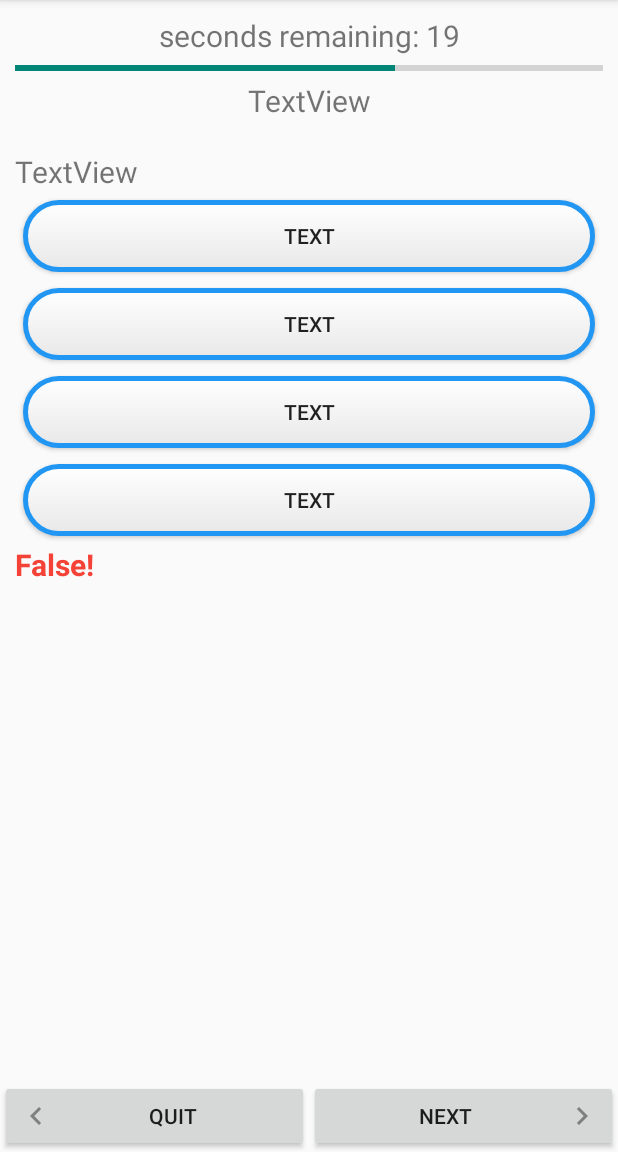
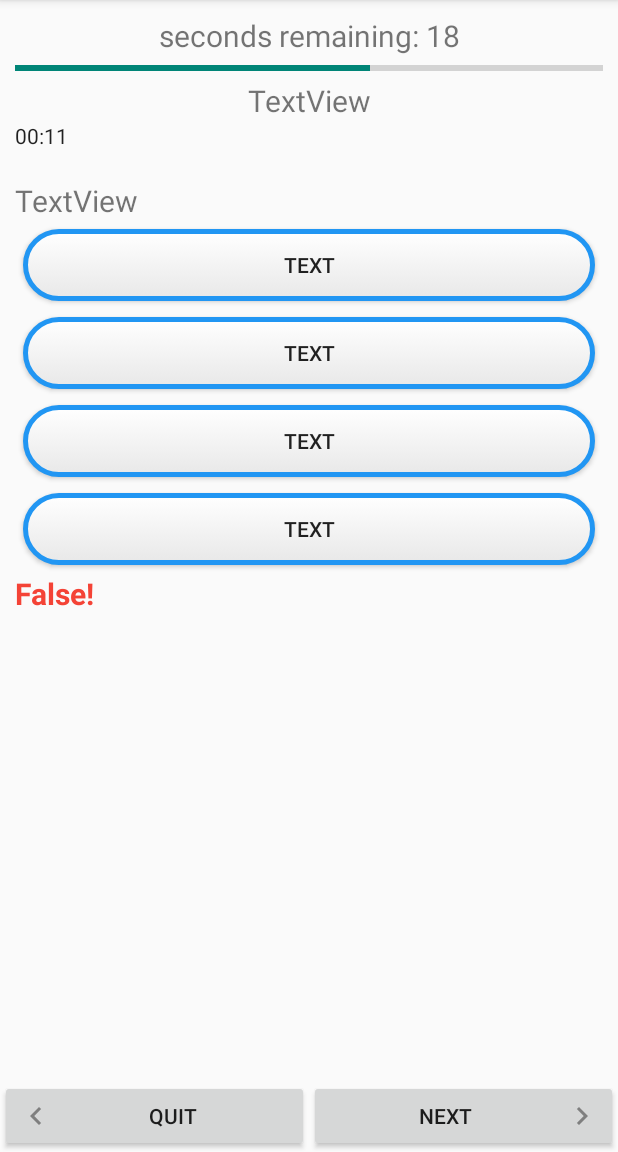
Before and after one commit to liudmila-budanitskaya-code/FunChemistry, an Android app: the fragment QuestionFragment placed in its activity, after a tap on "NEXT", on a phone screen of 412 x 824 dp, the part 84-1236 px from its top. Run offline under Robolectric (Android 15) with nearby library versions, the phone set to English and light mode, and no system bars; our stand-ins replace CircleImageView, Firebase (no records; nobody signed in at launch, a user with empty details on screens opened directly), Room's generated code, data binding; libraries missing offline, so code that uses them is left out: com.firebase.ui; Roboto replaces fonts that are not available here; 15 statements that could not run were skipped; 1 other tap on this screen came first.

Commit message:
showing time chart

```diff
--- a/app/build.gradle
+++ b/app/build.gradle
@@ -48,6 +48,12 @@ repositories {
 
 dependencies {
 
+    //material dialogs
+
+    implementation 'com.afollestad.material-dialogs:core:3.3.0'
+    implementation 'com.afollestad.material-dialogs:color:3.3.0'
+    implementation 'com.afollestad.material-dialogs:datetime:3.3.0'
+
     // Room
     implementation 'androidx.room:room-runtime:2.3.0'
     implementation 'androidx.room:room-ktx:2.3.0'
--- a/app/src/main/java/site/budanitskaya/chemistryquiz/fine/questionscreen/QuestionFragment.kt
+++ b/app/src/main/java/site/budanitskaya/chemistryquiz/fine/questionscreen/QuestionFragment.kt
@@ -1,6 +1,7 @@
 package site.budanitskaya.chemistryquiz.fine.questionscreen
 
 import android.animation.ObjectAnimator
+import android.app.Dialog
 import android.os.Bundle
 import android.os.CountDownTimer
 import android.util.Log
@@ -9,6 +10,7 @@ import android.view.View
 import android.view.ViewGroup
 import android.view.animation.DecelerateInterpolator
 import android.view.animation.LinearInterpolator
+import android.widget.Toast
 import androidx.appcompat.widget.AppCompatButton
 import androidx.core.content.ContextCompat.getColor
 import androidx.databinding.DataBindingUtil
@@ -21,6 +23,11 @@ import site.budanitskaya.chemistryquiz.fine.databinding.FragmentQuestionBinding
 class QuestionFragment : Fragment(), INavigate {
 
     private lateinit var args: QuestionFragmentArgs
+    lateinit var dialog: Dialog
+    var startTime: Long = 0
+    val spentTimes by lazy {
+        mutableListOf<Long>()
+    }
 
     private val viewModel by lazy {
         ViewModelProvider(this, QuestionViewModelFactory())
@@ -45,7 +52,6 @@ class QuestionFragment : Fragment(), INavigate {
         binding.viewModel = viewModel
 
         viewModel.shuffleQuestions()
-        var i = 0
         Timer(this).start()
 
         val progressbar = binding.progressBar
@@ -67,6 +73,7 @@ class QuestionFragment : Fragment(), INavigate {
         setContentView()
         binding.btnOptOne.setOnClickListener { view: View ->
             onOptionBtnClicked(view)
+            createDialog()
         }
 
         binding.btnOptTwo.setOnClickListener { view: View ->
@@ -87,7 +94,8 @@ class QuestionFragment : Fragment(), INavigate {
         }
         currentQuizItem++
 
-
+        binding.simpleChronometer.start()
+        startTime = System.currentTimeMillis()
 
         Log.d("onCreateView: ", "onCreateView: ${viewModel.getRowCount()}")
         return binding.root
@@ -114,7 +122,6 @@ class QuestionFragment : Fragment(), INavigate {
     }
 
     fun onNextBtnClicked() {
-
         viewModel.questionIncremented()
         if (viewModel.questionIndex.value!! < viewModel.numQuestions) {
             binding.noQuestion.invalidate()
@@ -154,8 +161,20 @@ class QuestionFragment : Fragment(), INavigate {
     }
 
     override fun navigateToGameOverScreen() {
-        findNavController().navigate(QuestionFragmentDirections.actionQuestionFragmentToGameOverFragment())
         navigateFlag = 1
+        val endTime = System.currentTimeMillis()
+        Toast.makeText(requireContext(), ((endTime - startTime)/1000).toString(), Toast.LENGTH_LONG).show()
+        spentTimes.add((endTime - startTime)/1000)
+        startTime = endTime
+        findNavController().navigate(QuestionFragmentDirections.actionQuestionFragmentToGameOverFragment(spentTimes.toLongArray()))
+    }
+
+    fun createDialog(){
+        dialog = Dialog(requireContext())
+        dialog.setTitle("Player")
+        dialog.setContentView(R.layout.activity_splash)
+        dialog.show()
+
     }
 }
 
--- a/app/src/main/res/layout/fragment_question.xml
+++ b/app/src/main/res/layout/fragment_question.xml
@@ -67,6 +67,11 @@
                     android:gravity="center"
                     android:text="TextView"
                     android:textSize="20sp" />
+
+                <Chronometer
+                    android:id="@+id/simpleChronometer"
+                    android:layout_width="wrap_content"
+                    android:layout_height="wrap_content" />
 
                 <TextView
                     android:id="@+id/question_text"
--- a/app/src/main/res/navigation/nav_graph.xml
+++ b/app/src/main/res/navigation/nav_graph.xml
@@ -34,5 +34,8 @@
         <action
             android:id="@+id/action_gameOverFragment_to_quizListFragment"
             app:destination="@id/quizListFragment" />
+        <argument
+            android:name="spent_times"
+            app:argType="long[]" />
     </fragment>
 </navigation>
```
Also changed, not shown: app/src/main/java/site/budanitskaya/chemistryquiz/fine/GameOverFragment.kt (+13 -40 lines).
